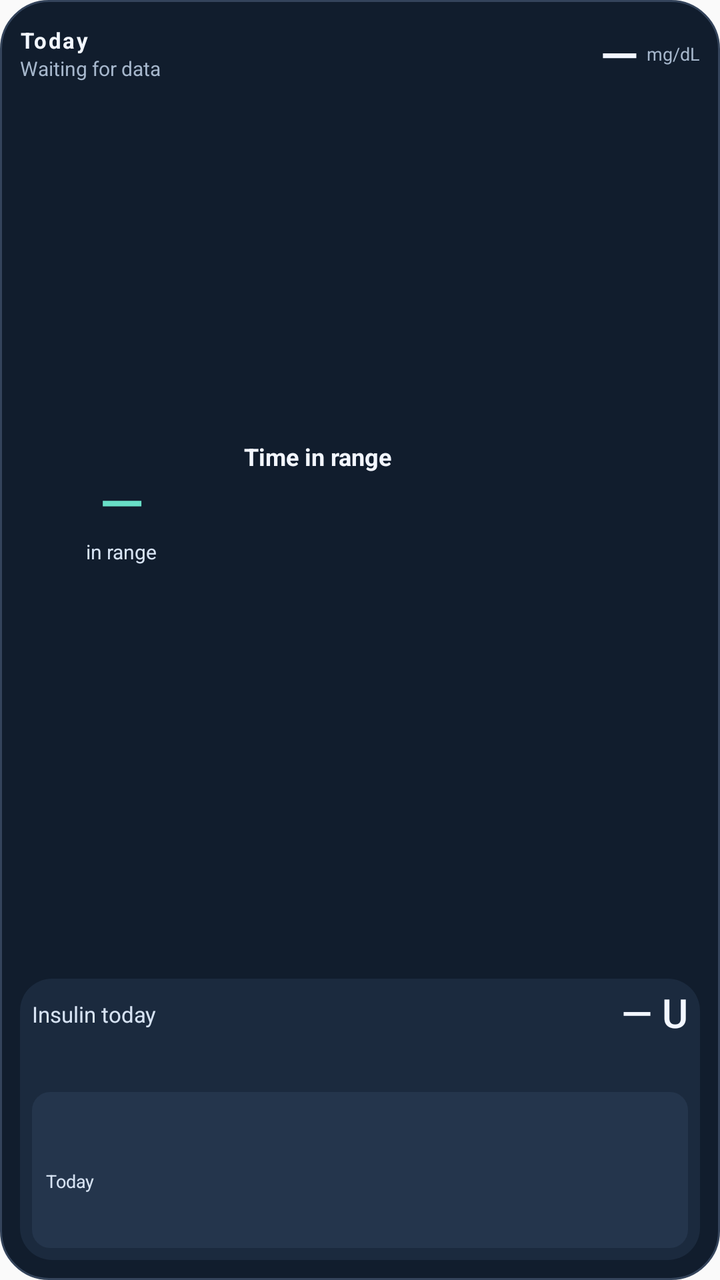
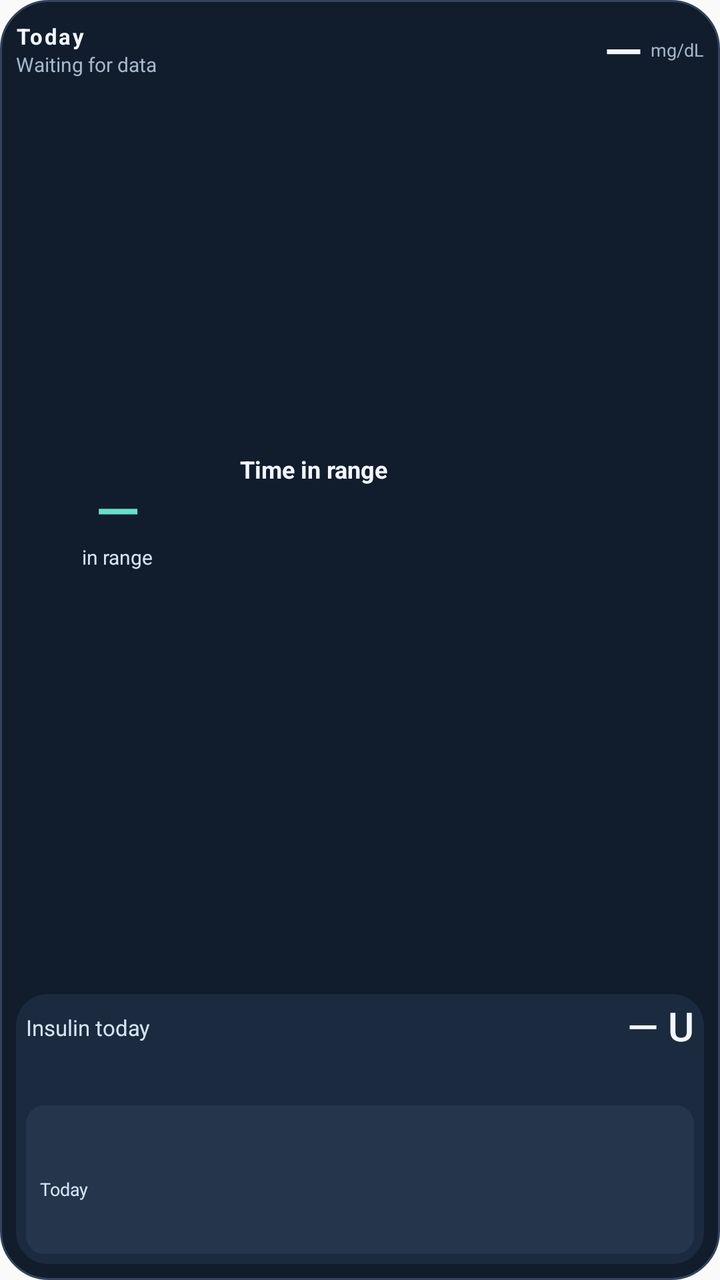

Compare the two renders of this Android layout. The source of the first and the diff that turns it into the second are given below.
<!-- AndroidManifest.xml: application theme AppTheme -->
<!-- res/layout/glucose_widget.xml -->
<?xml version="1.0" encoding="utf-8"?>
<LinearLayout xmlns:android="http://schemas.android.com/apk/res/android"
  android:id="@+id/glucose_widget_root"
  android:layout_width="match_parent" android:layout_height="match_parent"
  android:orientation="vertical" android:padding="10dp"
  android:background="@drawable/glucose_summary_background">
  <LinearLayout android:layout_width="match_parent" android:layout_height="wrap_content" android:minHeight="30dp"
    android:orientation="horizontal" android:gravity="center_vertical">
    <LinearLayout android:layout_width="0dp" android:layout_height="wrap_content"
      android:layout_weight="1" android:orientation="vertical">
      <TextView android:id="@+id/summary_day" android:layout_width="match_parent"
        android:layout_height="wrap_content" android:text="@string/summary_today"
        android:textSize="11sp" android:letterSpacing="0.08" android:textStyle="bold"
        android:maxLines="1" android:textColor="#F3F7FF" />
      <TextView android:id="@+id/summary_freshness" android:layout_width="match_parent"
        android:layout_height="wrap_content" android:text="@string/summary_waiting"
        android:maxLines="1" android:ellipsize="end" android:textSize="10sp" android:textColor="#A6B7CC" />
    </LinearLayout>
    <TextView android:id="@+id/summary_glucose" android:layout_width="wrap_content"
      android:layout_height="wrap_content" android:fontFamily="sans-serif-medium"
      android:text="—" android:textSize="25sp" android:textColor="#F3F7FF"
      android:layout_marginStart="8dp" android:textDirection="ltr" />
    <TextView android:id="@+id/summary_glucose_units" android:layout_width="wrap_content"
      android:layout_height="wrap_content" android:layout_marginStart="4dp"
      android:text="mg/dL" android:textSize="9sp" android:textColor="#A6B7CC" />
  </LinearLayout>
  <LinearLayout android:id="@+id/summary_range_panel" android:layout_width="match_parent"
    android:layout_height="0dp" android:layout_weight="1" android:gravity="center_vertical"
    android:orientation="horizontal">
    <FrameLayout android:layout_width="102dp" android:layout_height="match_parent">
      <ImageView android:id="@+id/summary_range_ring" android:layout_width="match_parent"
        android:layout_height="match_parent" android:padding="3dp" android:scaleType="fitCenter"
        android:importantForAccessibility="no" />
      <LinearLayout android:layout_width="match_parent" android:layout_height="match_parent"
        android:orientation="vertical" android:gravity="center">
        <TextView android:id="@+id/summary_tir" android:layout_width="wrap_content"
          android:layout_height="wrap_content" android:text="—" android:textSize="29sp"
          android:fontFamily="sans-serif-medium" android:textColor="#68DFC7" android:includeFontPadding="false" />
        <TextView android:layout_width="wrap_content" android:layout_height="wrap_content"
          android:text="@string/summary_time_in_range_short" android:textSize="10sp" android:textColor="#D7E3F3" />
      </LinearLayout>
    </FrameLayout>
    <LinearLayout android:layout_width="0dp" android:layout_height="wrap_content"
      android:layout_weight="1" android:layout_marginStart="10dp" android:orientation="vertical">
      <TextView android:id="@+id/summary_range_title" android:layout_width="match_parent"
        android:layout_height="wrap_content" android:text="@string/summary_time_in_range"
        android:textColor="#F3F7FF" android:textStyle="bold" android:textSize="12sp" android:maxLines="1" />
      <TextView android:id="@+id/summary_thresholds" android:layout_width="match_parent"
        android:layout_height="wrap_content" android:textColor="#A6B7CC" android:textSize="10sp"
        android:layout_marginBottom="4dp" android:maxLines="1" android:gravity="start" android:textAlignment="viewStart" />
      <TextView android:id="@+id/summary_low" android:layout_width="match_parent"
        android:layout_height="wrap_content" android:textColor="#FF94A3" android:textSize="11sp" android:maxLines="1" />
      <TextView android:id="@+id/summary_in_range" android:layout_width="match_parent"
        android:layout_height="wrap_content" android:textColor="#68DFC7" android:textSize="11sp" android:maxLines="1" />
      <TextView android:id="@+id/summary_high" android:layout_width="match_parent"
        android:layout_height="wrap_content" android:textColor="#F4C276" android:textSize="11sp" android:maxLines="1" />
    </LinearLayout>
  </LinearLayout>
  <TextView android:id="@+id/summary_coverage" android:layout_width="match_parent"
    android:layout_height="wrap_content" android:minHeight="15dp" android:gravity="center_vertical" android:maxLines="1"
    android:ellipsize="end" android:textSize="10sp" android:textColor="#A6B7CC" />
  <LinearLayout android:id="@+id/summary_insulin_panel" android:layout_width="match_parent"
    android:layout_height="wrap_content" android:orientation="vertical" android:padding="6dp"
    android:background="@drawable/glucose_summary_panel">
    <LinearLayout android:layout_width="match_parent" android:layout_height="wrap_content" android:minHeight="22dp"
      android:orientation="horizontal" android:gravity="center_vertical">
      <TextView android:id="@+id/summary_insulin_title" android:layout_width="0dp"
        android:layout_height="wrap_content" android:layout_weight="1"
        android:text="@string/summary_insulin" android:textSize="11sp" android:textColor="#D7E3F3" />
      <TextView android:id="@+id/summary_insulin_total" android:layout_width="wrap_content"
        android:layout_height="wrap_content" android:text="— U" android:textSize="20sp"
        android:fontFamily="sans-serif-medium" android:textColor="#F3F7FF" android:textDirection="ltr" android:includeFontPadding="false" />
    </LinearLayout>
    <ImageView android:id="@+id/summary_insulin_split" android:layout_width="match_parent"
      android:layout_height="7dp" android:layout_marginTop="2dp" android:scaleType="fitXY" />
    <LinearLayout android:layout_width="match_parent" android:layout_height="wrap_content" android:minHeight="18dp"
      android:orientation="horizontal" android:gravity="center_vertical">
      <TextView android:id="@+id/summary_basal" android:layout_width="0dp"
        android:layout_height="wrap_content" android:layout_weight="1" android:maxLines="1"
        android:textSize="10sp" android:textColor="#68DFC7" />
      <TextView android:id="@+id/summary_bolus" android:layout_width="0dp"
        android:layout_height="wrap_content" android:layout_weight="1" android:gravity="end"
        android:maxLines="1" android:textSize="10sp" android:textColor="#BEA7FF" />
    </LinearLayout>
    <LinearLayout android:id="@+id/summary_comparison_button" android:layout_width="match_parent"
      android:layout_height="wrap_content" android:minHeight="40dp" android:orientation="vertical"
      android:background="@drawable/glucose_summary_button" android:paddingStart="7dp"
      android:paddingEnd="7dp" android:paddingTop="5dp" android:paddingBottom="5dp">
      <LinearLayout android:layout_width="match_parent" android:layout_height="wrap_content"
        android:orientation="horizontal" android:gravity="center_vertical">
        <TextView android:id="@+id/summary_comparison_title" android:layout_width="0dp"
          android:layout_height="wrap_content" android:layout_weight="1" android:maxLines="1"
          android:ellipsize="end" android:textColor="#D7E3F3" android:textSize="11sp" />
        <TextView android:id="@+id/summary_comparison_delta" android:layout_width="wrap_content"
          android:layout_height="wrap_content" android:layout_marginStart="3dp" android:maxLines="1"
          android:textDirection="ltr" android:textColor="#F3F7FF" android:textSize="11sp" android:textStyle="bold" />
      </LinearLayout>
      <TextView android:id="@+id/summary_comparison_hint" android:layout_width="match_parent"
        android:layout_height="wrap_content" android:textColor="#A6B7CC" android:textSize="9sp"
        android:maxLines="1" android:ellipsize="end" />
      <LinearLayout android:id="@+id/summary_comparison_bars" android:layout_width="match_parent"
        android:layout_height="38dp" android:orientation="vertical" android:layout_marginTop="3dp">
        <LinearLayout android:layout_width="match_parent" android:layout_height="19dp"
          android:orientation="horizontal" android:gravity="center_vertical">
          <TextView android:layout_width="59dp" android:layout_height="wrap_content"
            android:text="@string/summary_today" android:textSize="9sp" android:textColor="#D7E3F3" />
          <ImageView android:id="@+id/summary_today_bar" android:layout_width="0dp"
            android:layout_height="6dp" android:layout_weight="1" android:scaleType="fitXY" android:importantForAccessibility="no" />
          <TextView android:id="@+id/summary_today_value" android:layout_width="49dp"
            android:layout_height="wrap_content" android:gravity="end" android:textDirection="ltr"
            android:textSize="9sp" android:textColor="#F3F7FF" />
        </LinearLayout>
        <LinearLayout android:layout_width="match_parent" android:layout_height="19dp"
          android:orientation="horizontal" android:gravity="center_vertical">
          <TextView android:id="@+id/summary_baseline_label" android:layout_width="59dp"
            android:layout_height="wrap_content" android:maxLines="1" android:ellipsize="end"
            android:textSize="9sp" android:textColor="#A6B7CC" />
          <ImageView android:id="@+id/summary_baseline_bar" android:layout_width="0dp"
            android:layout_height="6dp" android:layout_weight="1" android:scaleType="fitXY" android:importantForAccessibility="no" />
          <TextView android:id="@+id/summary_baseline_value" android:layout_width="49dp"
            android:layout_height="wrap_content" android:gravity="end" android:textDirection="ltr"
            android:textSize="9sp" android:textColor="#D7E3F3" />
        </LinearLayout>
      </LinearLayout>
    </LinearLayout>
  </LinearLayout>
</LinearLayout>
<!-- resources referenced by this layout -->
<resources>
  <!-- drawable glucose_summary_background (drawable) -->
  <?xml version="1.0" encoding="utf-8"?>
  <shape xmlns:android="http://schemas.android.com/apk/res/android" android:shape="rectangle">
    <solid android:color="#111D2D" />
    <stroke android:width="1dp" android:color="#34445B" />
    <corners android:radius="24dp" />
  </shape>
  <!-- drawable glucose_summary_button (drawable) -->
  <?xml version="1.0" encoding="utf-8"?>
  <shape xmlns:android="http://schemas.android.com/apk/res/android" android:shape="rectangle">
    <solid android:color="#24354C" />
    <corners android:radius="9dp" />
  </shape>
  <!-- drawable glucose_summary_panel (drawable) -->
  <?xml version="1.0" encoding="utf-8"?>
  <shape xmlns:android="http://schemas.android.com/apk/res/android" android:shape="rectangle">
    <solid android:color="#1B2A3E" />
    <corners android:radius="16dp" />
  </shape>
  <string name="summary_insulin">Insulin today</string>
  <string name="summary_time_in_range">Time in range</string>
  <string name="summary_time_in_range_short">in range</string>
  <string name="summary_today">Today</string>
  <string name="summary_waiting">Waiting for data</string>
  <style name="AppTheme" parent="Theme.AppCompat.DayNight.NoActionBar">
          
          <item name="android:editTextBackground">@drawable/rn_edit_text_material</item>
      </style>
  <!-- drawable rn_edit_text_material (drawable) -->
  <?xml version="1.0" encoding="utf-8"?>
  <inset xmlns:android="http://schemas.android.com/apk/res/android"
         android:insetLeft="@dimen/abc_edit_text_inset_horizontal_material"
         android:insetRight="@dimen/abc_edit_text_inset_horizontal_material"
         android:insetTop="@dimen/abc_edit_text_inset_top_material"
         android:insetBottom="@dimen/abc_edit_text_inset_bottom_material"
         >
  
      <selector>
          
          <item android:state_enabled="false" android:drawable="@drawable/abc_textfield_default_mtrl_alpha"/>
          <item android:drawable="@drawable/abc_textfield_activated_mtrl_alpha"/>
      </selector>
  
  </inset>
</resources>

<!-- the commit's change to res/layout/glucose_widget.xml (unified diff, before → after) -->
@@ -2,7 +2,7 @@
 <LinearLayout xmlns:android="http://schemas.android.com/apk/res/android"
   android:id="@+id/glucose_widget_root"
   android:layout_width="match_parent" android:layout_height="match_parent"
-  android:orientation="vertical" android:padding="10dp"
+  android:orientation="vertical" android:padding="8dp"
   android:background="@drawable/glucose_summary_background">
   <LinearLayout android:layout_width="match_parent" android:layout_height="wrap_content" android:minHeight="30dp"
     android:orientation="horizontal" android:gravity="center_vertical">
@@ -37,30 +37,30 @@
           android:layout_height="wrap_content" android:text="—" android:textSize="29sp"
           android:fontFamily="sans-serif-medium" android:textColor="#68DFC7" android:includeFontPadding="false" />
         <TextView android:layout_width="wrap_content" android:layout_height="wrap_content"
-          android:text="@string/summary_time_in_range_short" android:textSize="10sp" android:textColor="#D7E3F3" />
+          android:text="@string/summary_time_in_range_short" android:textSize="10sp" android:textColor="#D7E3F3" android:includeFontPadding="false" />
       </LinearLayout>
     </FrameLayout>
     <LinearLayout android:layout_width="0dp" android:layout_height="wrap_content"
       android:layout_weight="1" android:layout_marginStart="10dp" android:orientation="vertical">
       <TextView android:id="@+id/summary_range_title" android:layout_width="match_parent"
         android:layout_height="wrap_content" android:text="@string/summary_time_in_range"
-        android:textColor="#F3F7FF" android:textStyle="bold" android:textSize="12sp" android:maxLines="1" />
+        android:textColor="#F3F7FF" android:textStyle="bold" android:textSize="12sp" android:maxLines="1" android:includeFontPadding="false" />
       <TextView android:id="@+id/summary_thresholds" android:layout_width="match_parent"
         android:layout_height="wrap_content" android:textColor="#A6B7CC" android:textSize="10sp"
-        android:layout_marginBottom="4dp" android:maxLines="1" android:gravity="start" android:textAlignment="viewStart" />
+        android:layout_marginBottom="2dp" android:maxLines="1" android:gravity="start" android:textAlignment="viewStart" android:includeFontPadding="false" />
       <TextView android:id="@+id/summary_low" android:layout_width="match_parent"
-        android:layout_height="wrap_content" android:textColor="#FF94A3" android:textSize="11sp" android:maxLines="1" />
+        android:layout_height="wrap_content" android:textColor="#FF94A3" android:textSize="11sp" android:maxLines="1" android:includeFontPadding="false" />
       <TextView android:id="@+id/summary_in_range" android:layout_width="match_parent"
-        android:layout_height="wrap_content" android:textColor="#68DFC7" android:textSize="11sp" android:maxLines="1" />
+        android:layout_height="wrap_content" android:textColor="#68DFC7" android:textSize="11sp" android:maxLines="1" android:includeFontPadding="false" />
       <TextView android:id="@+id/summary_high" android:layout_width="match_parent"
-        android:layout_height="wrap_content" android:textColor="#F4C276" android:textSize="11sp" android:maxLines="1" />
+        android:layout_height="wrap_content" android:textColor="#F4C276" android:textSize="11sp" android:maxLines="1" android:includeFontPadding="false" />
     </LinearLayout>
   </LinearLayout>
   <TextView android:id="@+id/summary_coverage" android:layout_width="match_parent"
     android:layout_height="wrap_content" android:minHeight="15dp" android:gravity="center_vertical" android:maxLines="1"
     android:ellipsize="end" android:textSize="10sp" android:textColor="#A6B7CC" />
   <LinearLayout android:id="@+id/summary_insulin_panel" android:layout_width="match_parent"
-    android:layout_height="wrap_content" android:orientation="vertical" android:padding="6dp"
+    android:layout_height="wrap_content" android:orientation="vertical" android:padding="5dp"
     android:background="@drawable/glucose_summary_panel">
     <LinearLayout android:layout_width="match_parent" android:layout_height="wrap_content" android:minHeight="22dp"
       android:orientation="horizontal" android:gravity="center_vertical">
@@ -76,28 +76,32 @@
     <LinearLayout android:layout_width="match_parent" android:layout_height="wrap_content" android:minHeight="18dp"
       android:orientation="horizontal" android:gravity="center_vertical">
       <TextView android:id="@+id/summary_basal" android:layout_width="0dp"
-        android:layout_height="wrap_content" android:layout_weight="1" android:maxLines="1"
-        android:textSize="10sp" android:textColor="#68DFC7" />
+        android:layout_height="wrap_content" android:layout_weight="1" android:maxLines="1" android:ellipsize="end"
+        android:textSize="10sp" android:textColor="#68DFC7" android:includeFontPadding="false" />
       <TextView android:id="@+id/summary_bolus" android:layout_width="0dp"
         android:layout_height="wrap_content" android:layout_weight="1" android:gravity="end"
-        android:maxLines="1" android:textSize="10sp" android:textColor="#BEA7FF" />
+        android:maxLines="1" android:ellipsize="end" android:textSize="10sp" android:textColor="#BEA7FF" android:includeFontPadding="false" />
     </LinearLayout>
+    <TextView android:id="@+id/summary_insulin_coverage" android:layout_width="match_parent"
+      android:layout_height="wrap_content" android:maxLines="1" android:ellipsize="end"
+      android:textSize="9sp" android:textColor="#F4C276" android:visibility="gone"
+      android:gravity="start" android:textAlignment="viewStart" />
     <LinearLayout android:id="@+id/summary_comparison_button" android:layout_width="match_parent"
-      android:layout_height="wrap_content" android:minHeight="40dp" android:orientation="vertical"
+      android:layout_height="wrap_content" android:minHeight="36dp" android:orientation="vertical"
       android:background="@drawable/glucose_summary_button" android:paddingStart="7dp"
-      android:paddingEnd="7dp" android:paddingTop="5dp" android:paddingBottom="5dp">
+      android:paddingEnd="7dp" android:paddingTop="4dp" android:paddingBottom="4dp">
       <LinearLayout android:layout_width="match_parent" android:layout_height="wrap_content"
         android:orientation="horizontal" android:gravity="center_vertical">
         <TextView android:id="@+id/summary_comparison_title" android:layout_width="0dp"
           android:layout_height="wrap_content" android:layout_weight="1" android:maxLines="1"
-          android:ellipsize="end" android:textColor="#D7E3F3" android:textSize="11sp" />
+          android:ellipsize="end" android:textColor="#D7E3F3" android:textSize="11sp" android:includeFontPadding="false" />
         <TextView android:id="@+id/summary_comparison_delta" android:layout_width="wrap_content"
           android:layout_height="wrap_content" android:layout_marginStart="3dp" android:maxLines="1"
           android:textDirection="ltr" android:textColor="#F3F7FF" android:textSize="11sp" android:textStyle="bold" />
       </LinearLayout>
       <TextView android:id="@+id/summary_comparison_hint" android:layout_width="match_parent"
         android:layout_height="wrap_content" android:textColor="#A6B7CC" android:textSize="9sp"
-        android:maxLines="1" android:ellipsize="end" />
+        android:maxLines="1" android:ellipsize="end" android:includeFontPadding="false" />
       <LinearLayout android:id="@+id/summary_comparison_bars" android:layout_width="match_parent"
         android:layout_height="38dp" android:orientation="vertical" android:layout_marginTop="3dp">
         <LinearLayout android:layout_width="match_parent" android:layout_height="19dp"
